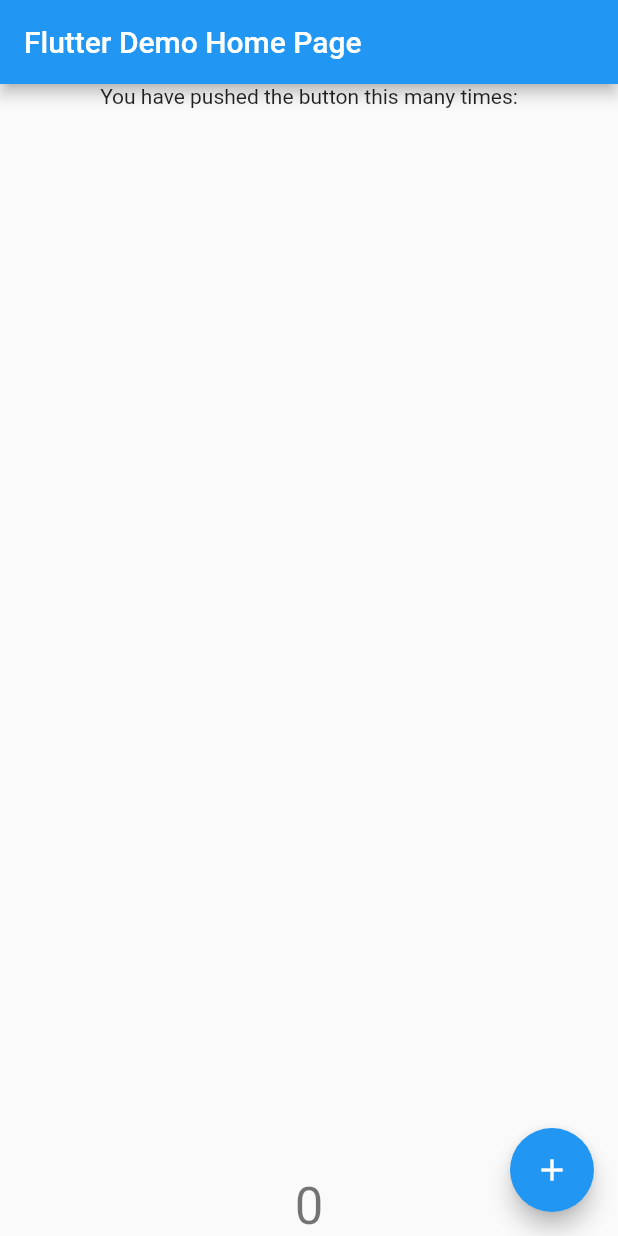
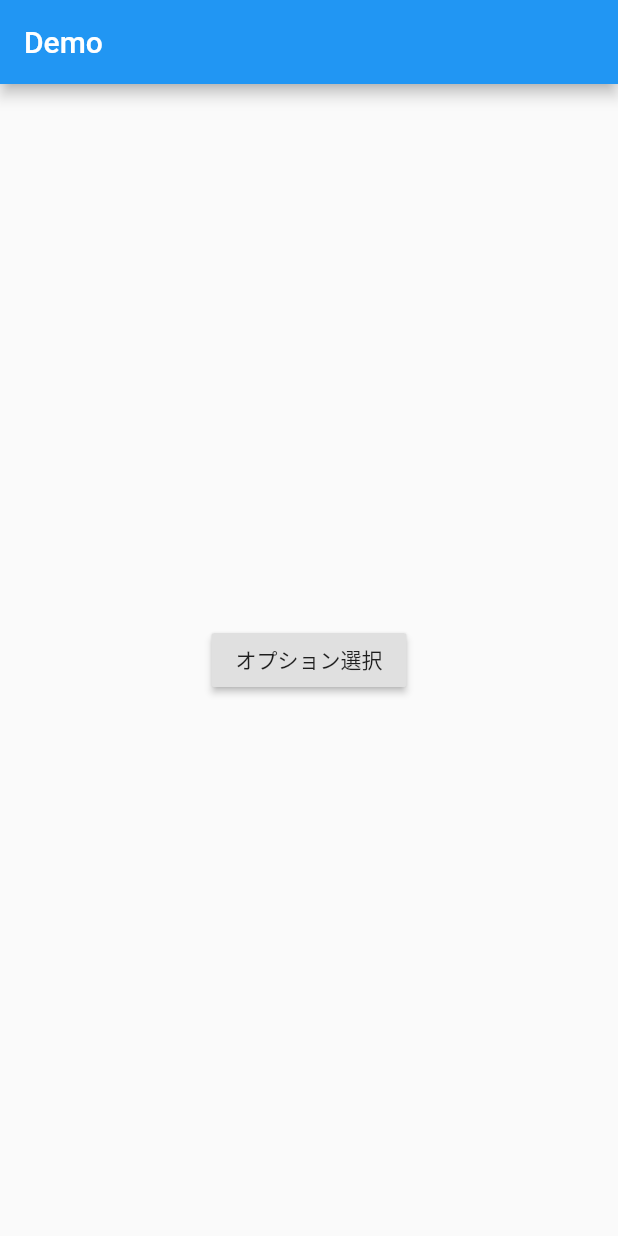
Before and after one commit to Hiro-o-ai/flu_mob_book, a Flutter app: the screen it shows after launch, on a phone screen of 412 x 824 dp. Run offline on Flutter 3.47's test engine with Material 2 defaults, Android fonts, the phone set to English and light mode, and no system bars.

Commit message:
画面移動とSnackBar表示

```diff
--- a/lib/main.dart
+++ b/lib/main.dart
@@ -1,133 +1,206 @@
 import 'package:flutter/material.dart';
 
-void main() {
-  runApp(MyApp());
+void main() => runApp(MaterialApp(
+      title: 'Navigator',
+      home: HomeScreen(),
+    ));
+
+class HomeScreen extends StatelessWidget {
+  @override
+  Widget build(BuildContext context) => Scaffold(
+        appBar: AppBar(
+          title: Text('Demo'),
+        ),
+        body: Center(child: SelectionButton()),
+      );
 }
 
-class MyApp extends StatelessWidget {
-  // This widget is the root of your application.
+class SelectionButton extends StatelessWidget {
   @override
   Widget build(BuildContext context) {
-    return MaterialApp(
-      title: 'Flutter Demo',
-      theme: ThemeData(
-        // This is the theme of your application.
-        //
-        // Try running your application with "flutter run". You'll see the
-        // application has a blue toolbar. Then, without quitting the app, try
-        // changing the primarySwatch below to Colors.green and then invoke
-        // "hot reload" (press "r" in the console where you ran "flutter run",
-        // or simply save your changes to "hot reload" in a Flutter IDE).
-        // Notice that the counter didn't reset back to zero; the application
-        // is not restarted.
-        primarySwatch: Colors.blue,
-        // This makes the visual density adapt to the platform that you run
-        // the app on. For desktop platforms, the controls will be smaller and
-        // closer together (more dense) than on mobile platforms.
-        visualDensity: VisualDensity.adaptivePlatformDensity,
-      ),
-      home: MyHomePage(title: 'Flutter Demo Home Page'),
+    return RaisedButton(
+      onPressed: () {
+        _navigateAndDeisplaySelection(context);
+      },
+      child: Text('オプション選択'),
     );
+  }
+
+  Future<void> _navigateAndDeisplaySelection(BuildContext context) async {
+    final result = await Navigator.push(
+      context,
+      MaterialPageRoute(builder: (context) => SelectionScreen()),
+    );
+
+    Scaffold.of(context)
+      ..removeCurrentSnackBar()
+      ..showSnackBar(
+        SnackBar(
+          content: Text(result),
+        ),
+      );
   }
 }
 
-class MyHomePage extends StatefulWidget {
-  MyHomePage({Key key, this.title}) : super(key: key);
-
-  // This widget is the home page of your application. It is stateful, meaning
-  // that it has a State object (defined below) that contains fields that affect
-  // how it looks.
-
-  // This class is the configuration for the state. It holds the values (in this
-  // case the title) provided by the parent (in this case the App widget) and
-  // used by the build method of the State. Fields in a Widget subclass are
-  // always marked "final".
-
-  final String title;
-
-  @override
-  _MyHomePageState createState() => _MyHomePageState();
-}
-
-class _MyHomePageState extends State<MyHomePage> {
-  int _counter = 0;
-
-  void _incrementCounter() {
-    setState(() {
-      // This call to setState tells the Flutter framework that something has
-      // changed in this State, which causes it to rerun the build method below
-      // so that the display can reflect the updated values. If we changed
-      // _counter without calling setState(), then the build method would not be
-      // called again, and so nothing would appear to happen.
-      _counter++;
-    });
-  }
-
+class SelectionScreen extends StatelessWidget {
   @override
   Widget build(BuildContext context) {
-    // This method is rerun every time setState is called, for instance as done
-    // by the _incrementCounter method above.
-    //
-    // The Flutter framework has been optimized to make rerunning build methods
-    // fast, so that you can just rebuild anything that needs updating rather
-    // than having to individually change instances of widgets.
     return Scaffold(
       appBar: AppBar(
-        // Here we take the value from the MyHomePage object that was created by
-        // the App.build method, and use it to set our appbar title.
-        title: Text(widget.title),
+        title: Text('選択して下さい'),
       ),
       body: Center(
-        // Center is a layout widget. It takes a single child and positions it
-        // in the middle of the parent.
         child: Column(
-          // Column is also a layout widget. It takes a list of children and
-          // arranges them vertically. By default, it sizes itself to fit its
-          // children horizontally, and tries to be as tall as its parent.
-          //
-          // Invoke "debug painting" (press "p" in the console, choose the
-          // "Toggle Debug Paint" action from the Flutter Inspector in Android
-          // Studio, or the "Toggle Debug Paint" command in Visual Studio Code)
-          // to see the wireframe for each widget.
-          //
-          // Column has various properties to control how it sizes itself and
-          // how it positions its children. Here we use mainAxisAlignment to
-          // center the children vertically; the main axis here is the vertical
-          // axis because Columns are vertical (the cross axis would be
-          // horizontal).
-
-          // メインの方向と対角線の方向を調整
-          crossAxisAlignment: CrossAxisAlignment.center,
-          // 中央寄せ
           mainAxisAlignment: MainAxisAlignment.center,
-          // 等間隔
-          // mainAxisAlignment: MainAxisAlignment.spaceEvenly,
-          // 行をできる限り小さくする
-          // mainAxisSize: MainAxisSize.min,
           children: <Widget>[
-            // 枠内に納めさせる
-            Expanded(
-              // サイズ拡大プロパティ
-              flex: 7,
-              child: Text(
-                'You have pushed the button this many times:',
+            Padding(
+              padding: EdgeInsets.all(8.0),
+              child: RaisedButton(
+                onPressed: () {
+                  Navigator.pop(context, '選択肢1');
+                },
+                child: Text('選択肢1'),
               ),
             ),
-            Text(
-              '$_counter',
-              style: Theme.of(context).textTheme.headline4,
+            Padding(
+              padding: EdgeInsets.all(8.0),
+              child: RaisedButton(
+                onPressed: () {
+                  Navigator.pop(context, '選択肢2');
+                },
+                child: Text('選択肢2'),
+              ),
             ),
           ],
         ),
       ),
-      floatingActionButton: FloatingActionButton(
-        onPressed: _incrementCounter,
-        tooltip: 'Increment',
-        child: Icon(Icons.add),
-      ), // This trailing comma makes auto-formatting nicer for build methods.
     );
   }
 }
+// class MyApp extends StatelessWidget {
+//   // This widget is the root of your application.
+//   @override
+//   Widget build(BuildContext context) {
+//     return MaterialApp(
+//       title: 'Flutter Demo',
+//       theme: ThemeData(
+//         // This is the theme of your application.
+//         //
+//         // Try running your application with "flutter run". You'll see the
+//         // application has a blue toolbar. Then, without quitting the app, try
+//         // changing the primarySwatch below to Colors.green and then invoke
+//         // "hot reload" (press "r" in the console where you ran "flutter run",
+//         // or simply save your changes to "hot reload" in a Flutter IDE).
+//         // Notice that the counter didn't reset back to zero; the application
+//         // is not restarted.
+//         primarySwatch: Colors.blue,
+//         // This makes the visual density adapt to the platform that you run
+//         // the app on. For desktop platforms, the controls will be smaller and
+//         // closer together (more dense) than on mobile platforms.
+//         visualDensity: VisualDensity.adaptivePlatformDensity,
+//       ),
+//       home: MyHomePage(title: 'Flutter Demo Home Page'),
+//     );
+//   }
+// }
+
+// class MyHomePage extends StatefulWidget {
+//   MyHomePage({Key key, this.title}) : super(key: key);
+
+//   // This widget is the home page of your application. It is stateful, meaning
+//   // that it has a State object (defined below) that contains fields that affect
+//   // how it looks.
+
+//   // This class is the configuration for the state. It holds the values (in this
+//   // case the title) provided by the parent (in this case the App widget) and
+//   // used by the build method of the State. Fields in a Widget subclass are
+//   // always marked "final".
+
+//   final String title;
+
+//   @override
+//   _MyHomePageState createState() => _MyHomePageState();
+// }
+
+// class _MyHomePageState extends State<MyHomePage> {
+//   int _counter = 0;
+
+//   void _incrementCounter() {
+//     setState(() {
+//       // This call to setState tells the Flutter framework that something has
+//       // changed in this State, which causes it to rerun the build method below
+//       // so that the display can reflect the updated values. If we changed
+//       // _counter without calling setState(), then the build method would not be
+//       // called again, and so nothing would appear to happen.
+//       _counter++;
+//     });
+//   }
+
+//   @override
+//   Widget build(BuildContext context) {
+//     // This method is rerun every time setState is called, for instance as done
+//     // by the _incrementCounter method above.
+//     //
+//     // The Flutter framework has been optimized to make rerunning build methods
+//     // fast, so that you can just rebuild anything that needs updating rather
+//     // than having to individually change instances of widgets.
+//     return Scaffold(
+//       appBar: AppBar(
+//         // Here we take the value from the MyHomePage object that was created by
+//         // the App.build method, and use it to set our appbar title.
+//         title: Text(widget.title),
+//       ),
+//       body: Center(
+//         // Center is a layout widget. It takes a single child and positions it
+//         // in the middle of the parent.
+//         child: Column(
+//           // Column is also a layout widget. It takes a list of children and
+//           // arranges them vertically. By default, it sizes itself to fit its
+//           // children horizontally, and tries to be as tall as its parent.
+//           //
+//           // Invoke "debug painting" (press "p" in the console, choose the
+//           // "Toggle Debug Paint" action from the Flutter Inspector in Android
+//           // Studio, or the "Toggle Debug Paint" command in Visual Studio Code)
+//           // to see the wireframe for each widget.
+//           //
+//           // Column has various properties to control how it sizes itself and
+//           // how it positions its children. Here we use mainAxisAlignment to
+//           // center the children vertically; the main axis here is the vertical
+//           // axis because Columns are vertical (the cross axis would be
+//           // horizontal).
+
+//           // メインの方向と対角線の方向を調整
+//           crossAxisAlignment: CrossAxisAlignment.center,
+//           // 中央寄せ
+//           mainAxisAlignment: MainAxisAlignment.center,
+//           // 等間隔
+//           // mainAxisAlignment: MainAxisAlignment.spaceEvenly,
+//           // 行をできる限り小さくする
+//           // mainAxisSize: MainAxisSize.min,
+//           children: <Widget>[
+//             // 枠内に納めさせる
+//             Expanded(
+//               // サイズ拡大プロパティ
+//               flex: 7,
+//               child: Text(
+//                 'You have pushed the button this many times:',
+//               ),
+//             ),
+//             Text(
+//               '$_counter',
+//               style: Theme.of(context).textTheme.headline4,
+//             ),
+//           ],
+//         ),
+//       ),
+//       floatingActionButton: FloatingActionButton(
+//         onPressed: _incrementCounter,
+//         tooltip: 'Increment',
+//         child: Icon(Icons.add),
+//       ), // This trailing comma makes auto-formatting nicer for build methods.
+//     );
+//   }
+// }
 
 // syle：の中身をchild:以下の全てに反映させる
 // DefaultTextStyle.merge(
```
Also changed, not shown: 1 other file.
